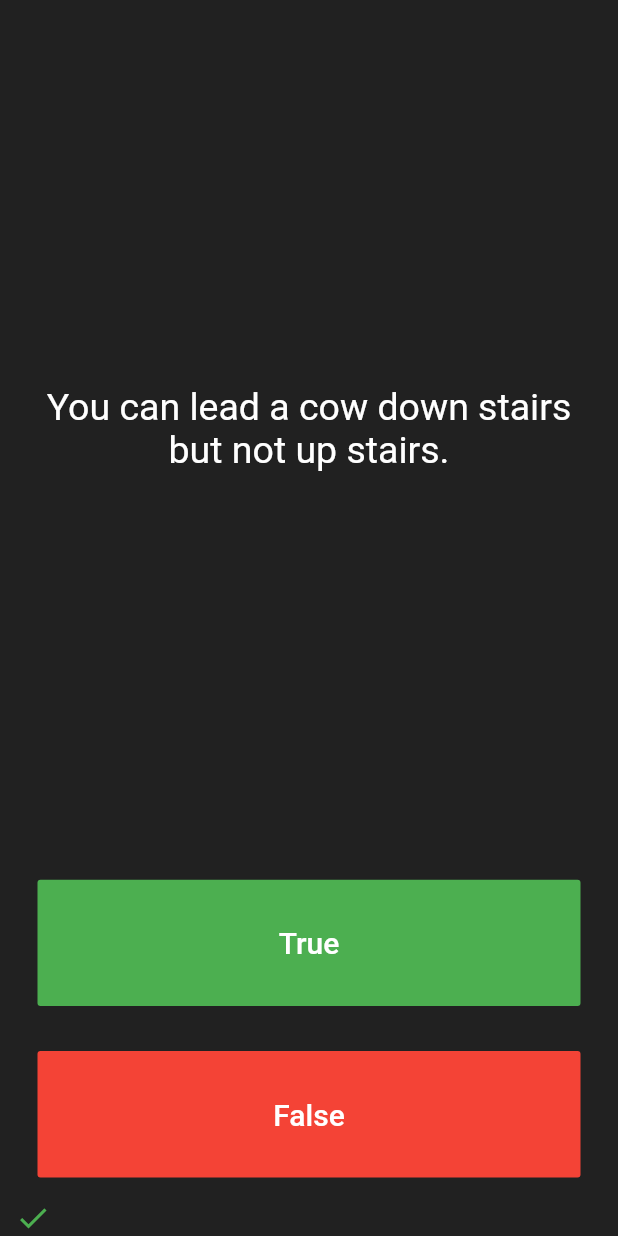
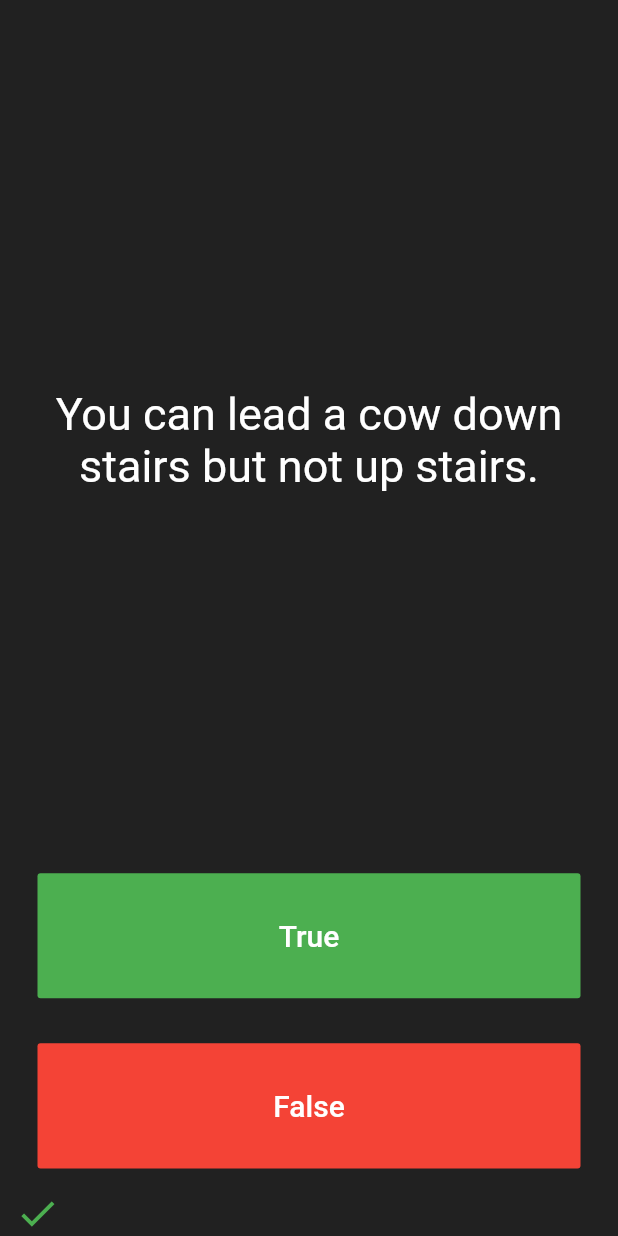
Before and after one commit to Aiman1017/Flutter-Quizzy-Exercise, a Flutter app: the screen it shows after launch, after a tap on "True", on a phone screen of 412 x 824 dp. Run offline on Flutter 3.47's test engine with Material 2 defaults, Android fonts, the phone set to English and light mode, and no system bars; our stand-ins replace rflutter_alert.

Commit message:
Change the icons sizes and add correct answer count

```diff
--- a/lib/main.dart
+++ b/lib/main.dart
@@ -5,6 +5,7 @@ import 'quiz_brain.dart';
 import 'package:rflutter_alert/rflutter_alert.dart';
 
 QuizBrain quizBrain = QuizBrain();
+int correct = 0;
 
 void main() => runApp(Quizzler());
 
@@ -40,7 +41,7 @@ class _QuizPageState extends State<QuizPage> {
         Alert(
           context: context,
           title: 'Finished!',
-          desc: 'You\'ve reached the end of the quiz.',
+          desc: 'You\'ve reached the end of the quiz. Your score is $correct',
           buttons: [
             DialogButton(
               child: Text(
@@ -54,19 +55,23 @@ class _QuizPageState extends State<QuizPage> {
         ).show();
         quizBrain.reset();
         scoreKeeper = [];
+        correct = 0;
       } else {
         if (userAnswer == correctAnswer) {
           scoreKeeper.add(
             Icon(
               Icons.check,
               color: Colors.green,
+              size: 30.0,
             ),
           );
+          correct++;
         } else {
           scoreKeeper.add(
             Icon(
               Icons.cancel,
               color: Colors.red,
+              size: 30.0,
             ),
           );
         }
@@ -83,14 +88,15 @@ class _QuizPageState extends State<QuizPage> {
       children: <Widget>[
         Expanded(
           flex: 5,
-          child: Padding(
+          child: Container(
+            margin: EdgeInsets.only(top: 20.0),
             padding: EdgeInsets.all(10.0),
             child: Center(
               child: Text(
                 quizBrain.getQuestion(),
                 textAlign: TextAlign.center,
                 style: TextStyle(
-                  fontSize: 25.0,
+                  fontSize: 30.0,
                   color: Colors.white,
                 ),
               ),
--- a/lib/quiz_brain.dart
+++ b/lib/quiz_brain.dart
@@ -55,6 +55,6 @@ class QuizBrain {
   }
 
   int reset() {
-    _questionNumber = 0;
+    _questionNumber = -1;
   }
 }
```
